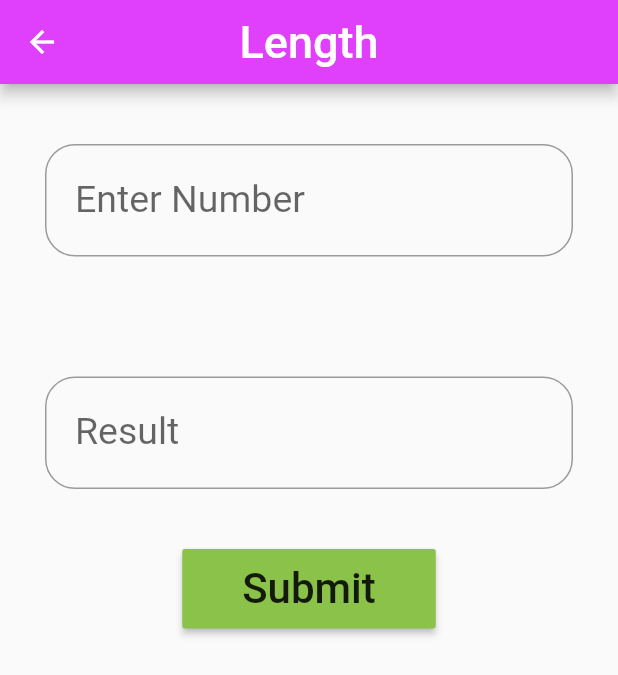
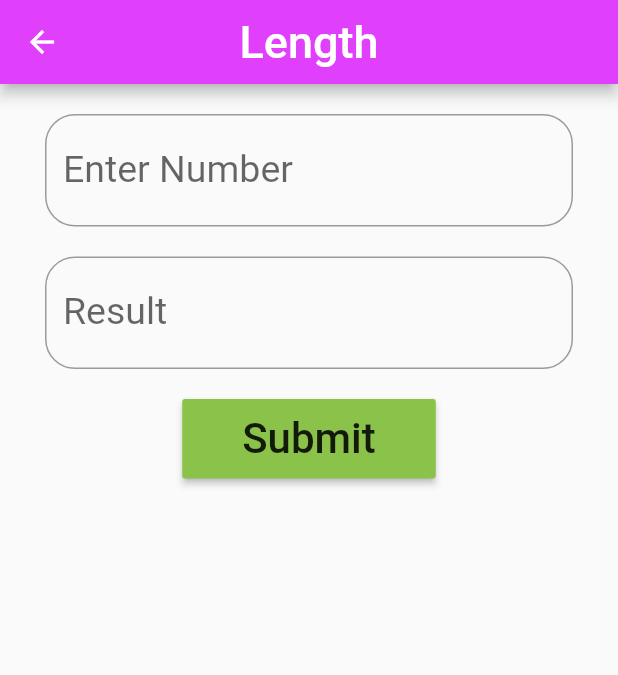
Before and after one commit to vicmoh/UnitConverter-Flutter, a Flutter app: the screen it shows after launch, after a tap on "Length", on a phone screen of 412 x 824 dp. Shown: the top 675 px of the screen. Run offline on Flutter 3.47's test engine with Material 2 defaults, Android fonts, the phone set to English and light mode, and no system bars.

Commit message:
onpreseed state

```diff
--- a/lib/src/unit.dart
+++ b/lib/src/unit.dart
@@ -26,7 +26,8 @@ class UnitInputContainer extends StatefulWidget {
 }
 
 class UnitInputContainerState extends State<UnitInputContainer> {
-  final TextEditingController _inputController = TextEditingController();
+  TextEditingController _inputController = TextEditingController();
+  TextEditingController _outputController = TextEditingController();
 
   Widget buttonWidget(){
     return Container(
@@ -35,31 +36,29 @@ class UnitInputContainerState extends State<UnitInputContainer> {
         padding: EdgeInsets.only(top: 10.0, bottom: 10.0, right: 40.0, left: 40.0),
         child: Text("Submit", textScaleFactor: 2.0),
         onPressed: (){
-          _inputController.text = "yee";
+          _outputController.text = "It Worked! " + _inputController.text;
         },
       ),
     );
   }
 
-  Widget inputWidget(String label, {String value}) {
-    if (value != null) {
-      _inputController.text = value;
+  Widget inputWidget(String label, {TextEditingController controller}) {
+    if (controller != null) {
+      controller.text = controller.text;
     }
     return Container(
-      padding: EdgeInsets.only(top: 10.0, bottom: 10.0),
-      margin: EdgeInsets.all(30.0),
+      margin: EdgeInsets.only(left: 30.0, right: 30.0),
       child: TextField(
         textAlign: TextAlign.center,
         style: TextStyle(
           fontSize: 30.0,
           color: Colors.black,
         ),
-        controller: _inputController,
+        controller: controller,
         keyboardType: TextInputType.number,
         decoration: InputDecoration(
           labelText: label,
           labelStyle: TextStyle(fontSize: 25.0),
-          contentPadding: EdgeInsets.all(20.0),
           border: OutlineInputBorder(
             borderRadius: BorderRadius.circular(20.0),
             gapPadding: 4.0,
@@ -73,8 +72,11 @@ class UnitInputContainerState extends State<UnitInputContainer> {
   Widget build(BuildContext context) {
     return Column(
       children: <Widget>[
-        inputWidget("Enter Number"),
-        inputWidget("Result", value: _inputController.text),
+        Container(padding: EdgeInsets.only(bottom: 20.0)),
+        inputWidget("Enter Number", controller:  _inputController),
+        Container(padding: EdgeInsets.only(bottom: 20.0)),
+        inputWidget("Result", controller: _outputController),
+        Container(padding: EdgeInsets.only(bottom: 20.0)),
         buttonWidget(),
       ],
     );
```
Also changed, not shown: 1 other file.
